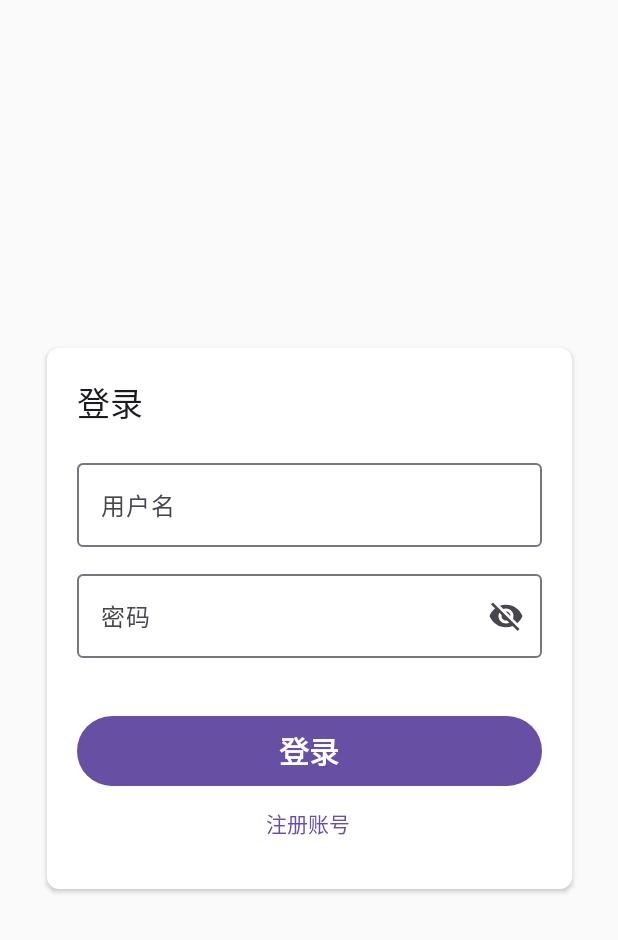
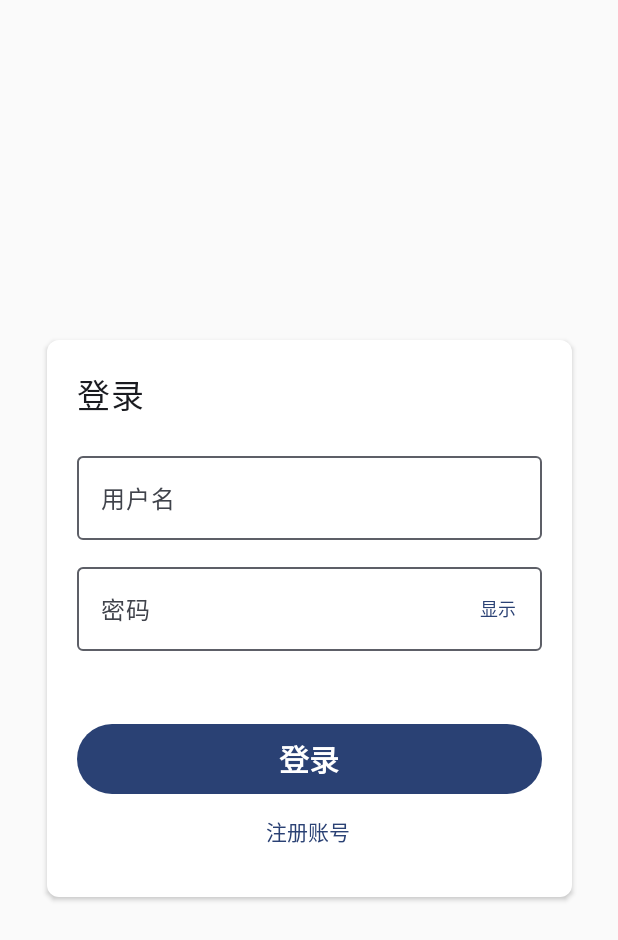
Before and after one commit to durunming/SmartTrainTicketApp, an Android app built with Jetpack Compose: the screen it shows after launch (MainActivity), on a phone screen of 412 x 824 dp. Shown: the top 940 px of the screen. Run offline under Robolectric (Android 15) with nearby library versions, the light colour scheme and no system bars; our stand-ins replace Firebase (no records; nobody signed in at launch, a user with empty details on screens opened directly).

Commit message:
修复主题包裹缺失和全局颜色硬编码问题

```diff
--- a/app/build.gradle.kts
+++ b/app/build.gradle.kts
@@ -58,6 +58,7 @@ dependencies {
     implementation(libs.androidx.compose.ui.graphics)
     implementation(libs.androidx.compose.ui.tooling.preview)
     implementation(libs.androidx.compose.material3)
+    implementation(libs.androidx.compose.material.icons.core)
     implementation(libs.firebase.database)
     testImplementation(libs.junit)
     androidTestImplementation(libs.androidx.junit)
--- a/app/src/main/java/com/example/ticket/ui/TrainTicketApp.kt
+++ b/app/src/main/java/com/example/ticket/ui/TrainTicketApp.kt
@@ -1,16 +1,19 @@
 package com.example.ticket
 
 import androidx.compose.runtime.*
+import com.example.ticket.ui.theme.TicketTheme
 
 @Composable
 fun TrainTicketApp() {
 
     var user by remember { mutableStateOf<User?>(null) }
 
-    if (user == null) {
-        AuthScreen { user = it }
+    TicketTheme {
+        if (user == null) {
+            AuthScreen { user = it }
 
-    } else {
-        MainScreen(user!!) { user = null }
+        } else {
+            MainScreen(user!!) { user = null }
+        }
     }
 }
--- a/app/src/main/java/com/example/ticket/ui/auth/AuthScreen.kt
+++ b/app/src/main/java/com/example/ticket/ui/auth/AuthScreen.kt
@@ -2,9 +2,6 @@ package com.example.ticket
 
 import androidx.compose.foundation.layout.*
 import androidx.compose.foundation.shape.RoundedCornerShape
-import androidx.compose.material.icons.Icons
-import androidx.compose.material.icons.filled.Visibility
-import androidx.compose.material.icons.filled.VisibilityOff
 import androidx.compose.material3.*
 import androidx.compose.runtime.*
 import androidx.compose.ui.Alignment
@@ -63,12 +60,8 @@ fun AuthScreen(onLoginSuccess: (User) -> Unit) {
                     modifier = Modifier.fillMaxWidth(),
                     visualTransformation = if (passwordVisible) VisualTransformation.None else PasswordVisualTransformation(),
                     trailingIcon = {
-                        val image = if (passwordVisible)
-                            Icons.Default.Visibility
-                        else
-                            Icons.Default.VisibilityOff
-                        IconButton(onClick = { passwordVisible = !passwordVisible }) {
-                            Icon(imageVector = image, contentDescription = if (passwordVisible) "隐藏密码" else "显示密码")
+                        TextButton(onClick = { passwordVisible = !passwordVisible }) {
+                            Text(if (passwordVisible) "隐藏" else "显示", fontSize = 12.sp)
                         }
                     }
                 )
--- a/app/src/main/java/com/example/ticket/ui/theme/Color.kt
+++ b/app/src/main/java/com/example/ticket/ui/theme/Color.kt
@@ -2,10 +2,43 @@ package com.example.ticket.ui.theme
 
 import androidx.compose.ui.graphics.Color
 
-val Purple80 = Color(0xFFD0BCFF)
-val PurpleGrey80 = Color(0xFFCCC2DC)
-val Pink80 = Color(0xFFEFB8C8)
+// === 品牌色（铁路蓝） ===
+val TicketBlue = Color(0xFF1565C0)
+val TicketBlueLight = Color(0xFF2196F3)
+val TicketBlueBg = Color(0xFFE3F2FD)
 
-val Purple40 = Color(0xFF6650a4)
-val PurpleGrey40 = Color(0xFF625b71)
-val Pink40 = Color(0xFF7D5260)
+// === 状态色 ===
+val StatusPending = Color(0xFFFF9800)       // 待支付 — 橙色
+val StatusPendingBg = Color(0xFFFFF3E0)     // 待支付背景
+val StatusPendingChip = Color(0xFFFFCDD2)   // 待支付标签背景（浅红）
+val StatusPaid = Color(0xFF4CAF50)          // 已支付 — 绿色
+val StatusPaidBg = Color(0xFFC8E6C9)        // 已支付标签背景
+val StatusCancelledChip = Color(0xFFE0E0E0) // 已取消标签背景
+
+// === 功能色 ===
+val Danger = Color(0xFFEF5350)              // 危险操作
+val DangerSoft = Color(0xFFEF9A9A)          // 危险柔和
+val DangerLightBg = Color(0xFFFFCDD2)       // 危险浅背景
+val Success = Color(0xFF4CAF50)             // 成功操作
+val SuccessSoft = Color(0xFF81C784)         // 成功柔和
+val Warning = Color(0xFFFF9800)             // 警告
+val WarningSoft = Color(0xFFFFB74D)         // 警告柔和
+
+// === 中性色 ===
+val CardWhite = Color(0xFFFFFFFF)
+val SurfaceGray = Color(0xFFF5F5F5)
+val DividerGray = Color(0xFFE0E0E0)
+val TextSecondary = Color(0xFF757575)
+val DisabledGray = Color(0xFF9E9E9E)
+val SurfaceGrayLight = Color(0xFFEEEEEE)      // 更浅的灰
+
+// === 语义背景 ===
+val StatusPaidBgLight = Color(0xFFE8F5E9)      // 浅绿背景
+val PriceRed = Color(0xFFD32F2F)               // 票价红色
+
+// === 换乘方案 ===
+val TransferBg = Color(0xFFFFF3E0)
+val TransferAccent = Color(0xFFFF9800)
+
+// === 统计面板 ===
+val StatsPurple = Color(0xFF9C27B0)
--- a/app/src/main/java/com/example/ticket/ui/theme/Theme.kt
+++ b/app/src/main/java/com/example/ticket/ui/theme/Theme.kt
@@ -12,25 +12,15 @@ import androidx.compose.runtime.Composable
 import androidx.compose.ui.platform.LocalContext
 
 private val DarkColorScheme = darkColorScheme(
-    primary = Purple80,
-    secondary = PurpleGrey80,
-    tertiary = Pink80
+    primary = TicketBlueLight,
+    secondary = StatusPaid,
+    tertiary = Warning
 )
 
 private val LightColorScheme = lightColorScheme(
-    primary = Purple40,
-    secondary = PurpleGrey40,
-    tertiary = Pink40
-
-    /* Other default colors to override
-    background = Color(0xFFFFFBFE),
-    surface = Color(0xFFFFFBFE),
-    onPrimary = Color.White,
-    onSecondary = Color.White,
-    onTertiary = Color.White,
-    onBackground = Color(0xFF1C1B1F),
-    onSurface = Color(0xFF1C1B1F),
-    */
+    primary = TicketBlue,
+    secondary = Success,
+    tertiary = Warning
 )
 
 @Composable
--- a/gradle/libs.versions.toml
+++ b/gradle/libs.versions.toml
@@ -28,6 +28,7 @@ androidx-compose-ui-tooling-preview = { group = "androidx.compose.ui", name = "u
 androidx-compose-ui-test-manifest = { group = "androidx.compose.ui", name = "ui-test-manifest" }
 androidx-compose-ui-test-junit4 = { group = "androidx.compose.ui", name = "ui-test-junit4" }
 androidx-compose-material3 = { group = "androidx.compose.material3", name = "material3" }
+androidx-compose-material-icons-core = { group = "androidx.compose.material", name = "material-icons-core" }
 firebase-database = { group = "com.google.firebase", name = "firebase-database", version.ref = "firebaseDatabase" }
 
 [plugins]
```
Also changed, not shown: app/src/main/java/com/example/ticket/ui/admin/AdminOrdersTab.kt (+11 -6 lines), app/src/main/java/com/example/ticket/ui/admin/AdminStatsTab.kt (+13 -8 lines), app/src/main/java/com/example/ticket/ui/admin/AdminTrainsTab.kt (+32 -21 lines), app/src/main/java/com/example/ticket/ui/main/MainScreen.kt (+10 -2 lines), app/src/main/java/com/example/ticket/ui/orders/OrdersScreen.kt (+14 -7 lines), app/src/main/java/com/example/ticket/ui/profile/ProfileScreen.kt (+28 -18 lines), app/src/main/java/com/example/ticket/ui/purchase/PurchaseScreen.kt (+6 -4 lines).
